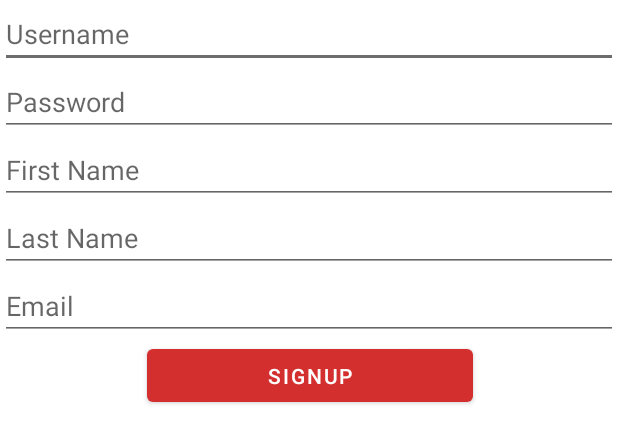
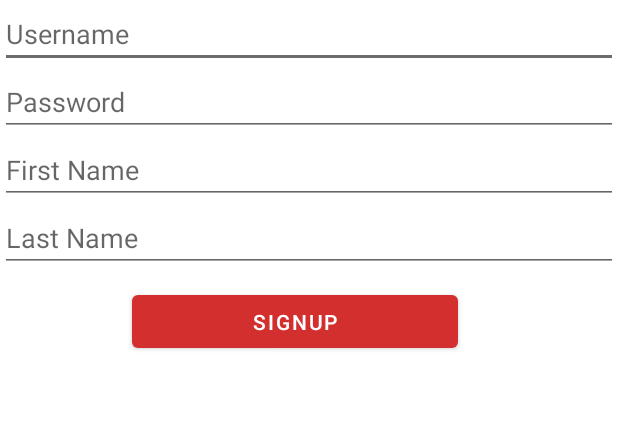
Before and after one commit to dreonwo/ScandalousSales, an Android app: the layout activity_signup.xml on its own in the app's theme, with its tools: preview values and no code run, on a phone screen of 412 x 824 dp. Shown: the top 443 px of the screen. Run offline under Robolectric (Android 15) with nearby library versions, the phone set to English and light mode, and no system bars.

Commit message:
Login and SignUp functionality added

```diff
--- a/app/src/main/AndroidManifest.xml
+++ b/app/src/main/AndroidManifest.xml
@@ -1,23 +1,27 @@
 <?xml version="1.0" encoding="utf-8"?>
 <manifest xmlns:android="http://schemas.android.com/apk/res/android"
     package="com.example.scandaloussales">
+
     <uses-permission android:name="android.permission.ACCESS_NETWORK_STATE" />
     <uses-permission android:name="android.permission.INTERNET" />
 
     <application
+        android:name=".ParseApplication"
         android:allowBackup="true"
         android:icon="@mipmap/ic_launcher"
         android:label="@string/app_name"
         android:roundIcon="@mipmap/ic_launcher_round"
         android:supportsRtl="true"
         android:theme="@style/Theme.ScandalousSales">
-        <activity android:name=".MainActivity">
+        <activity android:name=".SignUpActivity"></activity>
+        <activity android:name=".LoginActivity">
             <intent-filter>
                 <action android:name="android.intent.action.MAIN" />
 
                 <category android:name="android.intent.category.LAUNCHER" />
             </intent-filter>
         </activity>
+        <activity android:name=".MainActivity" />
     </application>
 
 </manifest>
--- a/app/src/main/res/layout/activity_login.xml
+++ b/app/src/main/res/layout/activity_login.xml
@@ -28,6 +28,8 @@
         android:layout_marginStart="98dp"
         android:layout_marginTop="0dp"
         android:layout_marginBottom="3dp"
+        android:text="Login"
+        android:textColor="#FFFFFF"
         tools:text="Login" />
 
     <Button
@@ -41,5 +43,7 @@
         android:layout_marginStart="98dp"
         android:layout_marginTop="0dp"
         android:layout_marginBottom="3dp"
+        android:text="Signup"
+        android:textColor="#FFFFFF"
         tools:text="Signup" />
 </RelativeLayout>
--- a/app/src/main/res/layout/activity_signup.xml
+++ b/app/src/main/res/layout/activity_signup.xml
@@ -31,23 +31,15 @@
         android:layout_below="@id/etFirstName"
         android:hint="Last Name" />
 
-    <EditText
-        android:id="@+id/etEmail"
-        android:layout_width="match_parent"
-        android:layout_height="wrap_content"
-        android:layout_below="@id/etLastName"
-        android:hint="Email" />
-
     <Button
         android:id="@+id/btnSignup"
         android:layout_width="217dp"
         android:layout_height="47dp"
-        android:layout_below="@id/etEmail"
+        android:layout_below="@+id/etLastName"
         android:layout_alignParentStart="true"
-        android:layout_alignParentBottom="false"
         android:layout_centerHorizontal="true"
-        android:layout_marginStart="98dp"
-        android:layout_marginTop="0dp"
-        android:layout_marginBottom="3dp"
+        android:layout_marginStart="88dp"
+        android:layout_marginTop="9dp"
+        android:text="Signup"
         tools:text="Signup" />
 </RelativeLayout>
```
Also changed, not shown: app/src/main/java/com/example/scandaloussales/LoginActivity.java (added, +82 -0 lines), app/src/main/java/com/example/scandaloussales/SignUpActivity.java (added, +82 -0 lines).
